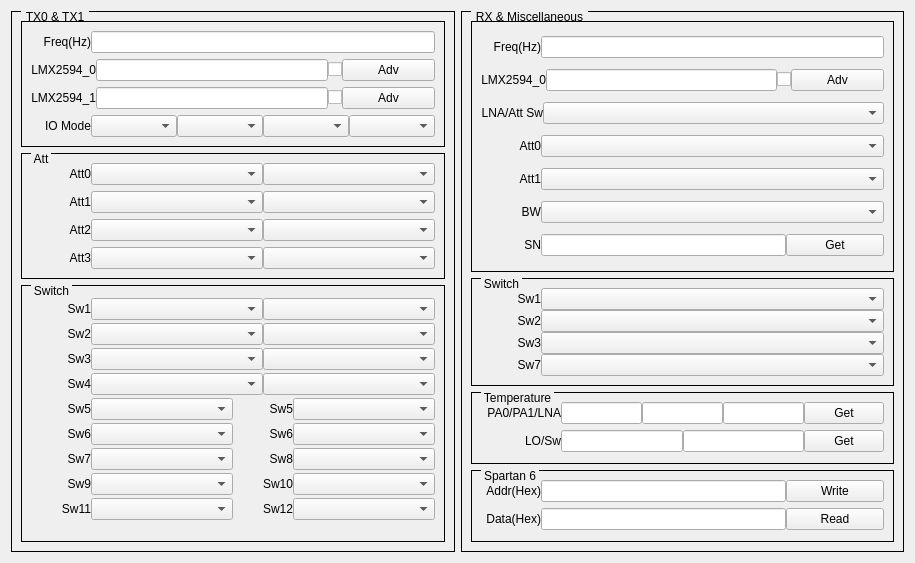
First picture: the form in RF_Driver_Debug_Tool/sp9500pro/sp9500pro_sp1403_r1b.ui, repository Andydingbing/SPC5, before the edit.
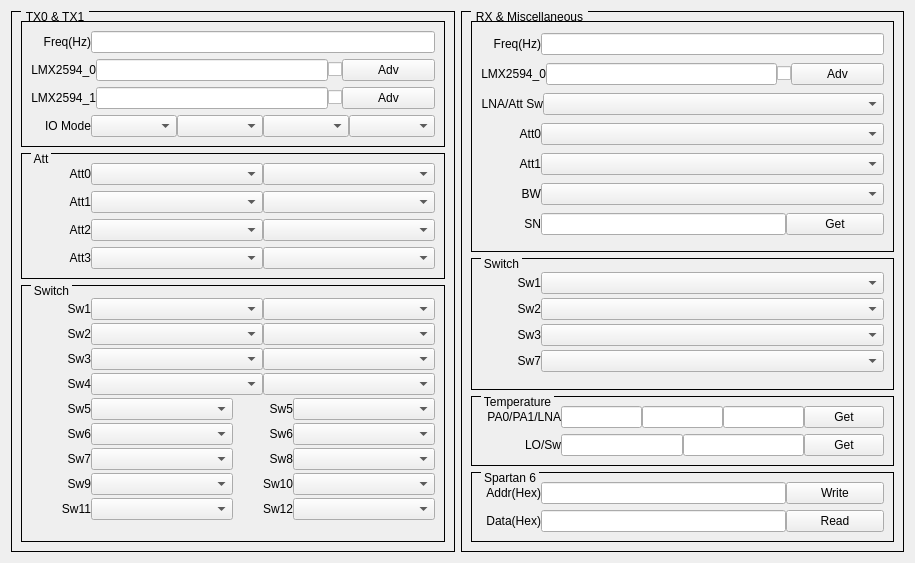
Second picture: the form after the edit. Custom widgets are drawn as their Qt base class.

```diff
--- a/RF_Driver_Debug_Tool/sp9500pro/sp9500pro_sp1403_r1b.ui
+++ b/RF_Driver_Debug_Tool/sp9500pro/sp9500pro_sp1403_r1b.ui
@@ -1051,7 +1051,7 @@
      <property name="title">
       <string>RX &amp;&amp; Miscellaneous</string>
      </property>
-     <layout class="QVBoxLayout" name="verticalLayout_6" stretch="7,0,2,2">
+     <layout class="QVBoxLayout" name="verticalLayout_6" stretch="7,4,2,2">
       <item>
        <widget class="QGroupBox" name="groupBoxRx">
         <property name="styleSheet">
```
